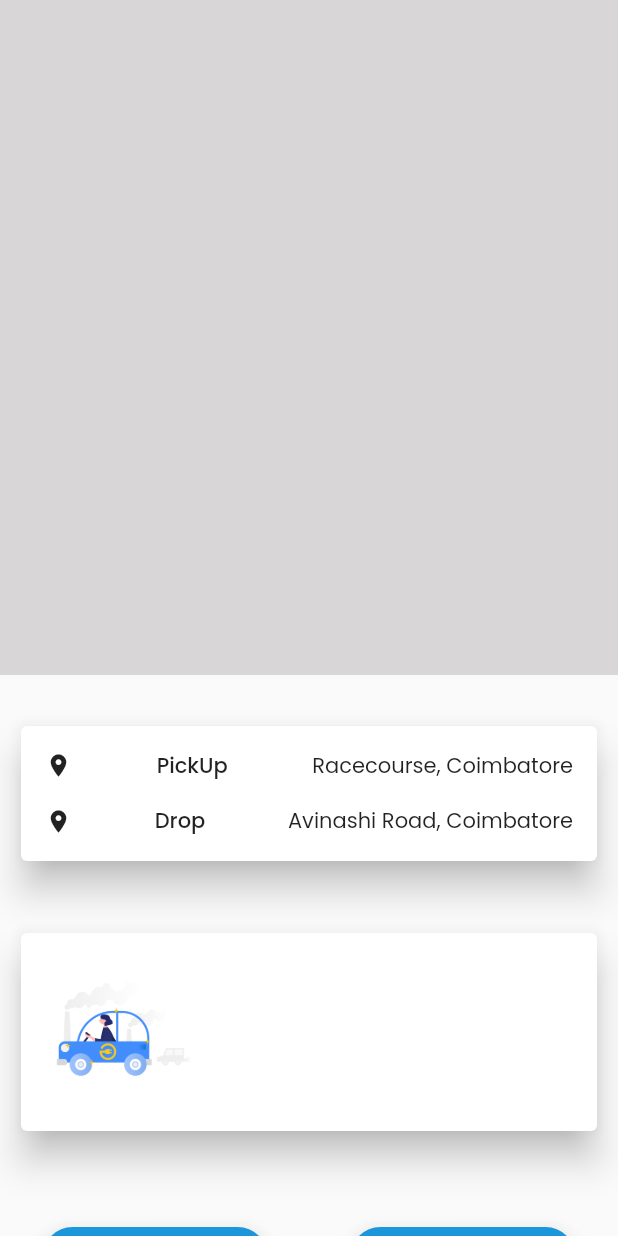
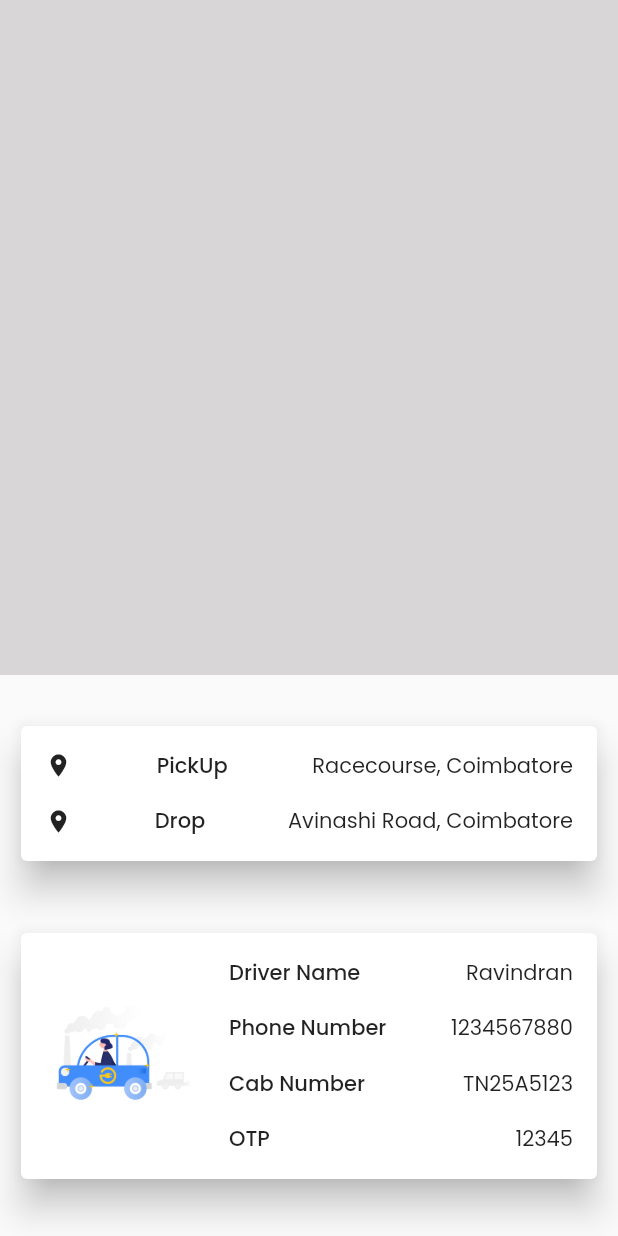
Before and after one commit to Sumithra-Sudhakar/cabHiring, a Flutter app: the CabDetails screen opened directly, on a phone screen of 412 x 824 dp. Run offline on Flutter 3.47's test engine with Material 2 defaults, Android fonts, the phone set to English and light mode, and no system bars; drawn by our look-alikes of auto_size_text; our stand-ins replace google_fonts, google_maps_flutter, introduction_screen.

Commit message:
corrections made

```diff
--- a/lib/screens/cab_details.dart
+++ b/lib/screens/cab_details.dart
@@ -1,3 +1,4 @@
+import 'package:auto_size_text/auto_size_text.dart';
 import 'package:cabhiring/screens/signup.dart';
 import 'package:flutter/material.dart';
 import 'package:flutter/widgets.dart';
@@ -90,7 +91,9 @@ class _CabDetailsState extends State<CabDetails> {
                 padding: const EdgeInsets.all(8.0),
                 child: Row(
                   children: [
-                    Padding(
+                    Expanded(
+                      flex: 2,
+                      child: Padding(
                         padding: const EdgeInsets.all(8.0),
                         child: Row(
                           children: [
@@ -99,38 +102,72 @@ class _CabDetailsState extends State<CabDetails> {
                           ],
                         ),
                       ),
+                    ),
+                    Expanded(
+                      flex: 4,
+                      child: Column(
+                        children: [
+                          Padding(
+                            padding: const EdgeInsets.all(8.0),
+                            child: Row(children: [
+                              AutoSizeText("Driver Name", style: GoogleFonts.poppins(
+                                fontWeight: FontWeight.w500,
+
+                              ),
+                              maxLines: 1,),
                               Spacer(),
-                    Column(
-                      children: [
-                        // Padding(
-                        //   padding: const EdgeInsets.all(8.0),
-                        //   child: Row(children: [
-                        //     Text("Driver Name", style: GoogleFonts.poppins(
-                        //       fontWeight: FontWeight.w500,
-                        //       fontSize: 14
-                        //     ),),
-                        //     Spacer(),
-                        //     Text("Ravindran", style: GoogleFonts.poppins(
-                        //
-                        //         fontSize: 14
-                        //     ),),
-                        //   ],),
-                        // ),
-                        // Padding(
-                        //   padding: const EdgeInsets.all(8.0),
-                        //   child: Row(children: [
-                        //     Text("Driver Nam", style: GoogleFonts.poppins(
-                        //         fontWeight: FontWeight.w500,
-                        //         fontSize: 14
-                        //     ),),
-                        //     Spacer(),
-                        //     Text("Ravindran", style: GoogleFonts.poppins(
-                        //
-                        //         fontSize: 14
-                        //     ),),
-                        //   ],),
-                        // )
+                              AutoSizeText("Ravindran", style: GoogleFonts.poppins(
+
+
+                              ),
+                              maxLines: 1,
+                              ),
+                            ],),
+                          ),
+                          Padding(
+                            padding: const EdgeInsets.all(8.0),
+                            child: Row(children: [
+                              AutoSizeText("Phone Number",maxLines: 1, style: GoogleFonts.poppins(
+                                  fontWeight: FontWeight.w500,
+
+                              ),),
+                              Spacer(),
+                              AutoSizeText("1234567880", maxLines:1,style: GoogleFonts.poppins(
+
+
+                              ),),
+                            ],),
+                          ),
+                          Padding(
+                            padding: const EdgeInsets.all(8.0),
+                            child: Row(children: [
+                              AutoSizeText("Cab Number",maxLines: 1, style: GoogleFonts.poppins(
+                                fontWeight: FontWeight.w500,
+
+                              ),),
+                              Spacer(),
+                              AutoSizeText("TN25A5123", maxLines:1,style: GoogleFonts.poppins(
+
+
+                              ),),
+                            ],),
+                          ),
+                          Padding(
+                            padding: const EdgeInsets.all(8.0),
+                            child: Row(children: [
+                              AutoSizeText("OTP",maxLines: 1, style: GoogleFonts.poppins(
+                                fontWeight: FontWeight.w500,
+
+                              ),),
+                              Spacer(),
+                              AutoSizeText("12345", maxLines:1,style: GoogleFonts.poppins(
+
+
+                              ),),
+                            ],),
+                          )
                         ],
+                      ),
                     )
                   ],
                 ),
@@ -157,10 +194,6 @@ icon: Icon(Icons.phone, size: 16,),
                   onPressed: () {
 
 
-                    Navigator.push(
-                      context,
-                      MaterialPageRoute(builder: (context) => CabDetails()),
-                    );
 
 
                   },
@@ -189,10 +222,7 @@ icon: Icon(Icons.cancel_presentation, size: 15,),
                       onPressed: () {
 
 
-                        Navigator.push(
-                          context,
-                          MaterialPageRoute(builder: (context) => CabDetails()),
-                        );
+
 
 
                       },
--- a/lib/utils/colors.dart
+++ b/lib/utils/colors.dart
@@ -9,3 +9,5 @@ var hintcolor = const Color(0xffB6B3B3);
 var buttontextcolor =  const Color(0xffFFFFFF);
 var searchbarcolor = const Color(0xff60A3C9);
 var searchtextcolor = const Color(0xffF3F3F3);
+var yesbuttoncolor = const Color(0xff1C96DA);
+var alertBoxTextColor = const Color(0xffF3F3F3);
--- a/pubspec.yaml
+++ b/pubspec.yaml
@@ -36,6 +36,9 @@ dependencies:
   cupertino_icons: ^1.0.2
   google_fonts: ^2.3.1
   introduction_screen: ^3.0.0
+  google_maps_flutter: ^2.1.3
+
+  auto_size_text: ^3.0.0
 
 dev_dependencies:
   flutter_test:
```
Also changed, not shown: lib/screens/choose_loc.dart (+96 -2 lines), lib/screens/login.dart (+9 -1 lines), lib/screens/otp.dart (+14 -2 lines), lib/screens/signup.dart (+18 -5 lines), lib/utils/alert.dart (added, +51 -0 lines), pubspec.lock, 2 other files. Lines whose indentation alone changed are shown as unchanged.
